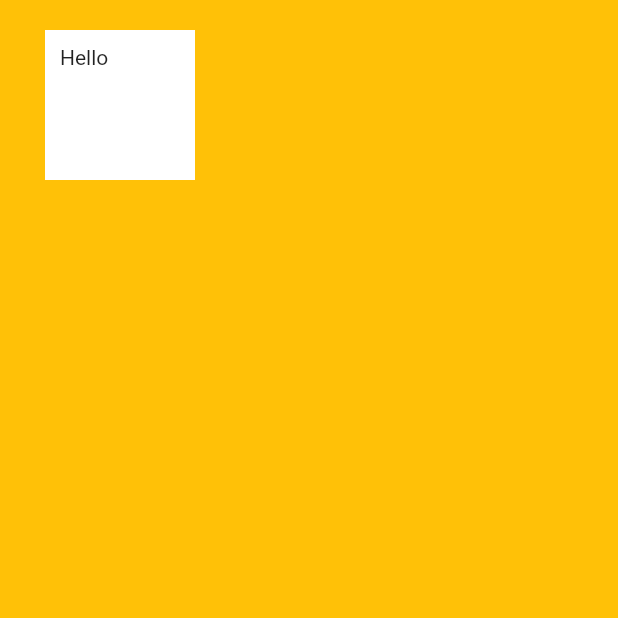
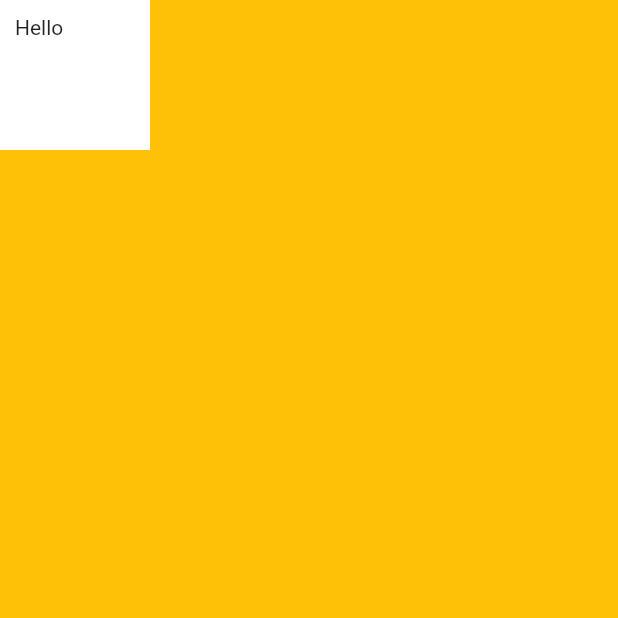
Before and after one commit to sharduldalal/flutter_app1, a Flutter app: the screen it shows after launch, on a phone screen of 412 x 824 dp, the top half of it. Run offline on Flutter 3.47's test engine with Material 2 defaults, Android fonts, the phone set to English and light mode, and no system bars.

Commit message:
First Commit

```diff
--- a/lib/main.dart
+++ b/lib/main.dart
@@ -17,7 +17,7 @@ class MyApp extends StatelessWidget {
             height: 100.0,
             width: 100.0,
             padding: EdgeInsets.all(10),
-            margin: EdgeInsets.fromLTRB(30.0, 20.0, 10.0, 50.0),
+            //margin: EdgeInsets.fromLTRB(30.0, 20.0, 10.0, 50.0),
             //margin: EdgeInsets.symmetric(vertical: 100 , horizontal: 100), sets margin for two sides
             //margin: EdgeInsets.all(100), Sets Margin for all the sides of the object
             color: Colors.white,
```
